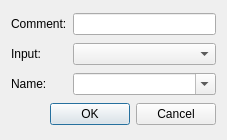
Qt form program/ADC.ui (mikeV02/WaltechCapstone) before a commit.
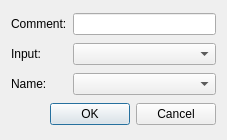
The same form after that commit.

What changed in the file:
```diff
--- a/program/ADC.ui
+++ b/program/ADC.ui
@@ -56,7 +56,7 @@
    <item row="2" column="1">
     <widget class="QComboBox" name="comboBox_2">
      <property name="editable">
-      <bool>true</bool>
+      <bool>false</bool>
      </property>
     </widget>
    </item>
```
